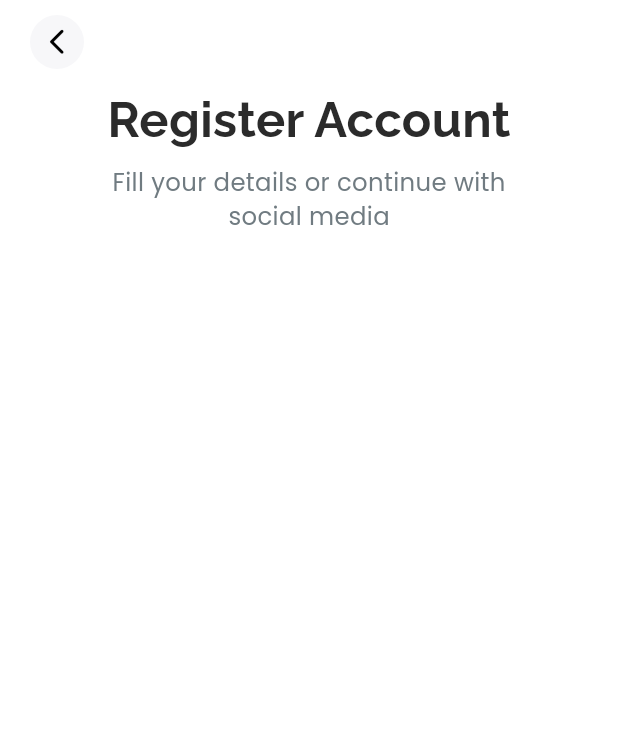
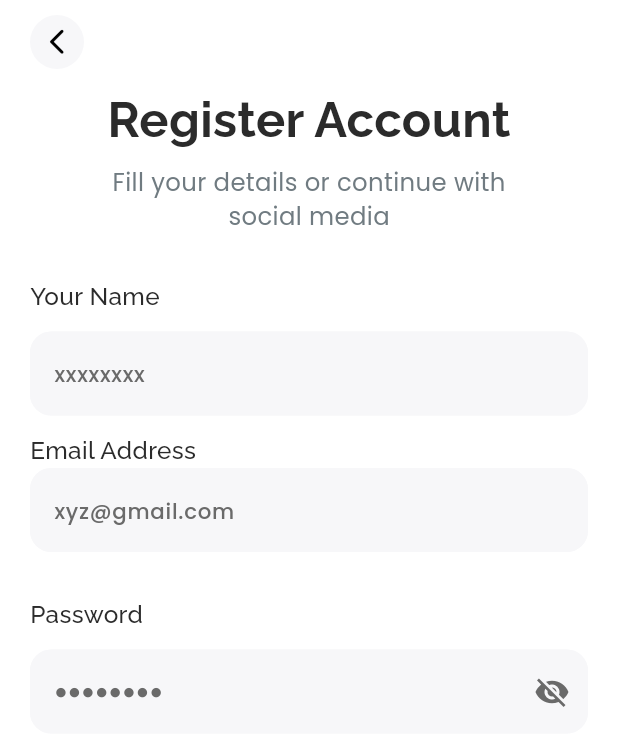
Before and after one commit to NadyAlwazah/flutter-task09-team-clean-architecture-app-beg, a Flutter app: the SignupView screen opened by its route, on a phone screen of 412 x 824 dp. Shown: the top 746 px of the screen. Run offline on Flutter 3.47's test engine with Material 3 defaults, Android fonts, the phone set to English and light mode, and no system bars; our stand-ins replace flutter_screenutil, flutter_svg, go_router, google_fonts.

Commit message:
feat(auth): add SignupFormFields and integrate into SignupViewBody

```diff
--- /dev/null
+++ b/lib/features/auth/presentation/views/widgets/signup_form_fields.dart
@@ -0,0 +1,55 @@
+import 'package:flutter/material.dart';
+import 'package:flutter_task09_team_clean_architecture_app_beg/core/utils/validators.dart';
+import 'package:flutter_task09_team_clean_architecture_app_beg/features/auth/presentation/views/widgets/custom_text_form_field.dart';
+import 'package:flutter_task09_team_clean_architecture_app_beg/features/auth/presentation/views/widgets/form_label.dart';
+
+class SignupFormFields extends StatelessWidget {
+  const SignupFormFields({
+    super.key,
+    required this.fullNameController,
+    required this.emailController,
+    required this.passwordController,
+  });
+  final TextEditingController fullNameController;
+  final TextEditingController emailController;
+  final TextEditingController passwordController;
+  @override
+  Widget build(BuildContext context) {
+    return Column(
+      crossAxisAlignment: CrossAxisAlignment.start,
+      children: [
+        const FormLabel(text: "Your Name"),
+        const SizedBox(height: 12),
+        CustomTextFormField(
+          controller: fullNameController,
+          hintText: "xxxxxxxx",
+          textInputType: TextInputType.text,
+          validator: Validators.validateFullName,
+        ),
+
+        const SizedBox(height: 12),
+
+        const FormLabel(text: "Email Address"),
+        CustomTextFormField(
+          controller: emailController,
+          hintText: "xyz@gmail.com",
+          textInputType: TextInputType.emailAddress,
+
+          validator: Validators.validateEmail,
+        ),
+
+        const SizedBox(height: 30),
+
+        const FormLabel(text: "Password"),
+        const SizedBox(height: 12),
+        CustomTextFormField(
+          controller: passwordController,
+          hintText: "●●●●●●●●",
+          textInputType: TextInputType.text,
+          obscureText: true,
+          validator: Validators.validatePassword,
+        ),
+      ],
+    );
+  }
+}
--- a/lib/features/auth/presentation/views/widgets/signup_view_body.dart
+++ b/lib/features/auth/presentation/views/widgets/signup_view_body.dart
@@ -1,20 +1,49 @@
 import 'package:flutter/material.dart';
 import 'package:flutter_task09_team_clean_architecture_app_beg/features/auth/presentation/views/widgets/auth_header.dart';
+import 'package:flutter_task09_team_clean_architecture_app_beg/features/auth/presentation/views/widgets/signup_form_fields.dart';
 
-class SignupViewBody extends StatelessWidget {
+class SignupViewBody extends StatefulWidget {
   const SignupViewBody({super.key});
 
   @override
+  State<SignupViewBody> createState() => _SignupViewBodyState();
+}
+
+class _SignupViewBodyState extends State<SignupViewBody> {
+  final GlobalKey<FormState> _formKey = GlobalKey<FormState>();
+
+  TextEditingController fullNameController = TextEditingController();
+  TextEditingController emailController = TextEditingController();
+  TextEditingController passwordController = TextEditingController();
+
+  @override
+  void dispose() {
+    super.dispose();
+    fullNameController.dispose();
+    emailController.dispose();
+    passwordController.dispose();
+  }
+
+  @override
   Widget build(BuildContext context) {
-    return const Padding(
-      padding: EdgeInsets.symmetric(horizontal: 20),
+    return Padding(
+      padding: const EdgeInsets.symmetric(horizontal: 20),
 
       child: SingleChildScrollView(
-        child: Column(
-          children: [
-            AuthHeader(title: "Register Account"),
-            SizedBox(height: 30),
-          ],
+        child: Form(
+          key: _formKey,
+          child: Column(
+            children: [
+              const AuthHeader(title: "Register Account"),
+              const SizedBox(height: 30),
+
+              SignupFormFields(
+                fullNameController: fullNameController,
+                emailController: emailController,
+                passwordController: passwordController,
+              ),
+            ],
+          ),
         ),
       ),
     );
```
